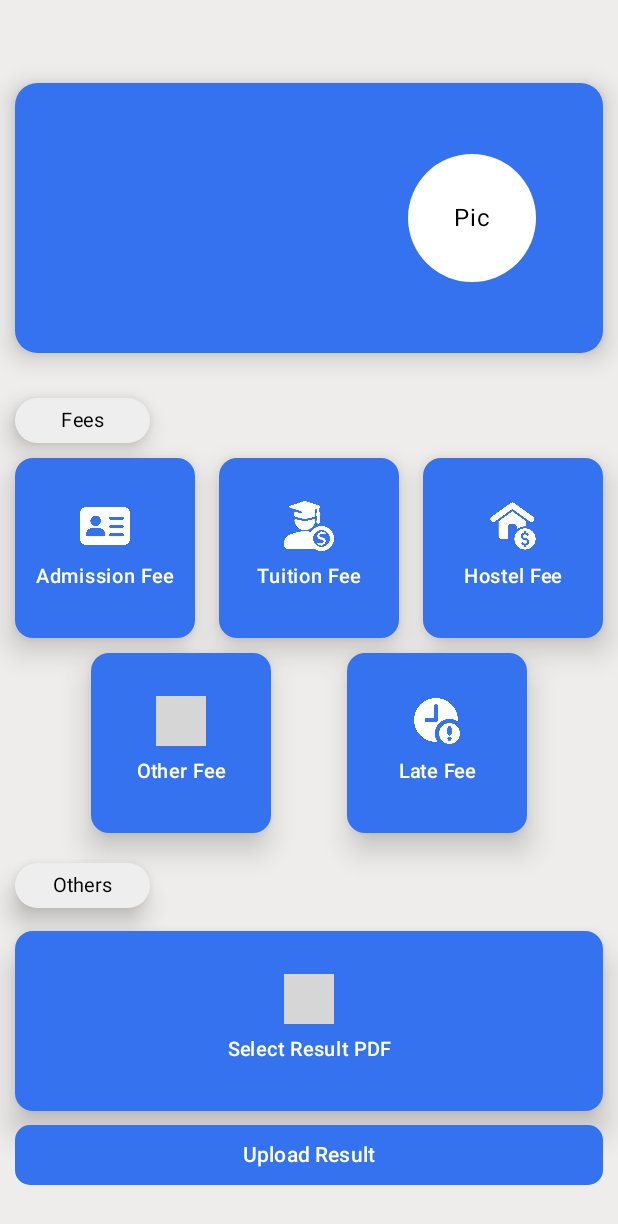
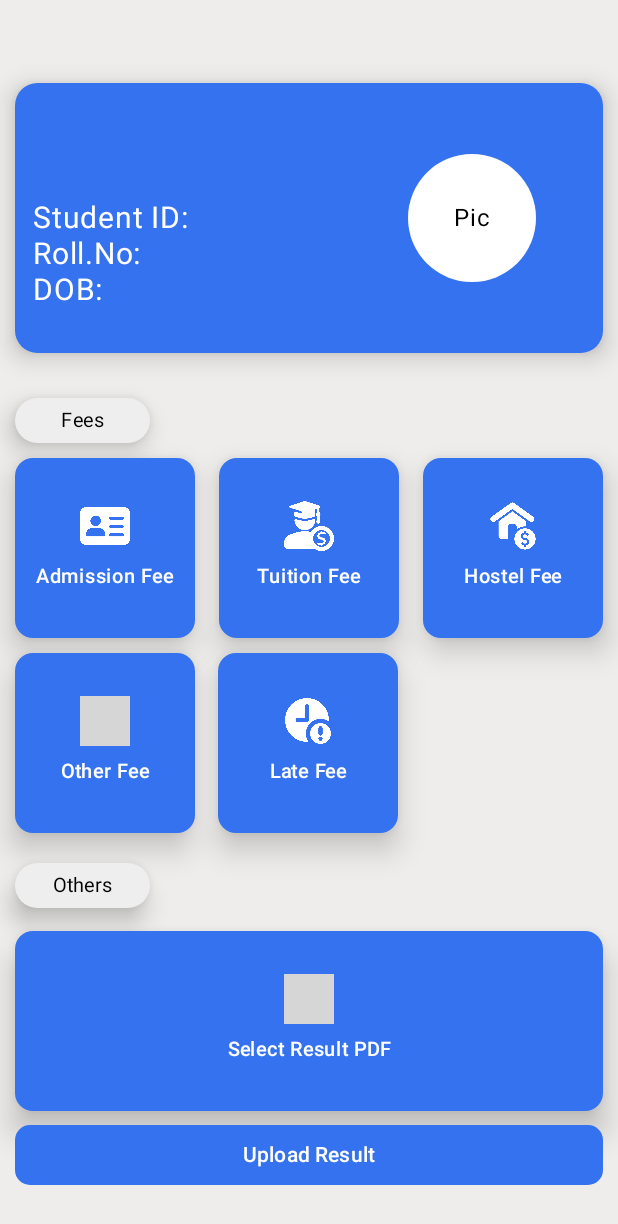
Before and after one commit to mrinmoyxb/AdminApp, an Android app built with Jetpack Compose: the StudentDisplayDetailScreen screen opened through its navigation route, on a phone screen of 412 x 824 dp. Shown: the top 1224 px of the screen. Run offline under Robolectric (Android 15) with nearby library versions, the phone set to English and light mode, and no system bars; our stand-ins replace Firebase (no records; nobody signed in at launch, a user with empty details on screens opened directly); grey boxes are pictures that could not be loaded.

Commit message:
payment model

```diff
--- a/app/src/main/java/com/alsalam/alsalamadminapp/View/AddStudentScreen/GradeWiseDisplayScreen.kt
+++ b/app/src/main/java/com/alsalam/alsalamadminapp/View/AddStudentScreen/GradeWiseDisplayScreen.kt
@@ -50,6 +50,7 @@ fun GradeWiseDisplayScreen(viewModel: AddStudentViewModel, navController: NavHos
                     Spacer(modifier = Modifier.height(85.dp))
                     students.forEach { student ->
                         StudentDisplayCard(name = student.studentName,
+                            studentId = student.studentId,
                             roll = student.rollNo,
                             dob = student.dateOfBirth,
                             onClick = {
@@ -60,7 +61,7 @@ fun GradeWiseDisplayScreen(viewModel: AddStudentViewModel, navController: NavHos
                                 paymentViewModel.currentActiveRollNo.value = student.rollNo
                                 paymentViewModel.currentActiveDob.value = student.dateOfBirth
                                 paymentViewModel.gradeSelected.value = gradeSelected
-                                paymentViewModel.studentId.value = student.studentId
+                                paymentViewModel.currentStudentId.value = student.studentId
 
                                 // admission
                                 admissionVViewModel.gradeSelected.value = gradeSelected
--- a/app/src/main/java/com/alsalam/alsalamadminapp/View/AddStudentScreen/StudentDisplayDetailScreen.kt
+++ b/app/src/main/java/com/alsalam/alsalamadminapp/View/AddStudentScreen/StudentDisplayDetailScreen.kt
@@ -78,25 +78,13 @@ fun StudentDisplayDetailScreen(paymentViewModel: PaymentViewModel, navHostContro
                         .padding(12.dp)
                 ) {
                     Column(modifier = Modifier.width(250.dp)) {
-                        Spacer(modifier = Modifier.height(50.dp))
-                        Text(
-                            paymentViewModel.currentActiveName.value,
-                            color = Color.White,
-                            fontWeight = FontWeight.Bold,
-                            fontSize = 25.sp
-                        )
-                        Text(
-                            paymentViewModel.currentActiveRollNo.value,
-                            color = Color.White,
-                            fontWeight = FontWeight.Normal,
-                            fontSize = 20.sp
-                        )
-                        Text(
-                            paymentViewModel.currentActiveDob.value,
-                            color = Color.White,
-                            fontWeight = FontWeight.Normal,
-                            fontSize = 20.sp
-                        )
+                        Spacer(modifier = Modifier.height(30.dp))
+                        Text(paymentViewModel.currentActiveName.value, color = Color.White, fontWeight = FontWeight.Bold, fontSize = 25.sp)
+
+                        Spacer(modifier = Modifier.height(12.dp))
+                        Text("Student ID: ${paymentViewModel.currentStudentId.value}", color = Color.White, fontWeight = FontWeight.Normal, fontSize = 20.sp)
+                        Text("Roll.No: ${paymentViewModel.currentActiveRollNo.value}", color = Color.White, fontWeight = FontWeight.Normal, fontSize = 20.sp)
+                        Text("DOB: ${paymentViewModel.currentActiveDob.value}", color = Color.White, fontWeight = FontWeight.Normal, fontSize = 20.sp)
                     }
                     Column(
                         modifier = Modifier.fillMaxHeight(),
@@ -161,7 +149,7 @@ fun StudentDisplayDetailScreen(paymentViewModel: PaymentViewModel, navHostContro
             Spacer(modifier = Modifier.height(10.dp))
 
 
-            Row(modifier = Modifier.fillMaxWidth(), horizontalArrangement = Arrangement.SpaceEvenly) {
+            Row(modifier = Modifier.fillMaxWidth()) {
                 // Other Fee
                 CustomCard(
                     image = painterResource(id = R.drawable.other),
@@ -171,8 +159,9 @@ fun StudentDisplayDetailScreen(paymentViewModel: PaymentViewModel, navHostContro
                     imageHeight = 33,
                     imageWidth = 33,
                     textHeight = 13,
-                    onClick = { navHostController.navigate("admissionFeeScreen") })
+                    onClick = { navHostController.navigate("addOtherFees") })
 
+                Spacer(modifier = Modifier.width(15.dp))
                 // Late Fee
                 CustomCard(
                     image = painterResource(id = R.drawable.late),
@@ -182,7 +171,7 @@ fun StudentDisplayDetailScreen(paymentViewModel: PaymentViewModel, navHostContro
                     imageHeight = 33,
                     imageWidth = 33,
                     textHeight = 13,
-                    onClick = { navHostController.navigate("addTuitionFees") })
+                    onClick = { navHostController.navigate("addLateFees") })
 
             }
             Spacer(modifier = Modifier.height(20.dp))
--- a/app/src/main/java/com/alsalam/alsalamadminapp/View/FeeScreen/AddLateFeeScreen.kt
+++ b/app/src/main/java/com/alsalam/alsalamadminapp/View/FeeScreen/AddLateFeeScreen.kt
@@ -81,7 +81,7 @@ fun AddLateFeeScreen(paymentViewModel: PaymentViewModel, dailyCollectionViewMode
                     if (amount == "") {
                         Toast.makeText(context, "Please fill up the details", Toast.LENGTH_SHORT).show()
                     } else {
-                        paymentViewModel.addHostelFees()
+                        paymentViewModel.addLateFees()
                         dailyCollectionViewModel.amount.value = amount.toDouble()
                         dailyCollectionViewModel.paymentTypes.value = PaymentTypes.LateFees
                         dailyCollectionViewModel.storePayment()
--- a/app/src/main/java/com/alsalam/alsalamadminapp/View/FeeScreen/HostelFeeScreen/HostelFeeScreen.kt
+++ b/app/src/main/java/com/alsalam/alsalamadminapp/View/FeeScreen/HostelFeeScreen/HostelFeeScreen.kt
@@ -80,9 +80,9 @@ fun HostelFeeScreen(navController: NavHostController) {
 
             // student list
             item {
-                StudentDisplayCard(name = "Student1", roll = "1", dob = "20/10/2002", onClick = {})
-                StudentDisplayCard(name = "Student1", roll = "1", dob = "20/10/2002", onClick = {})
-                StudentDisplayCard(name = "Student1", roll = "1", dob = "20/10/2002", onClick = {})
+//                StudentDisplayCard(name = "Student1", roll = "1", dob = "20/10/2002", onClick = {})
+//                StudentDisplayCard(name = "Student1", roll = "1", dob = "20/10/2002", onClick = {})
+//                StudentDisplayCard(name = "Student1", roll = "1", dob = "20/10/2002", onClick = {})
             }
         }
     }
--- a/app/src/main/java/com/alsalam/alsalamadminapp/ViewModel/PaymentViewModel.kt
+++ b/app/src/main/java/com/alsalam/alsalamadminapp/ViewModel/PaymentViewModel.kt
@@ -40,8 +40,8 @@ class PaymentViewModel: ViewModel() {
 
             FirebaseDatabaseManager.firestoreRef
                 .collection("Payments")
-                .document(gradeSelected.value)
-                .collection(currentStudentId.value)
+                .document("${gradeSelected.value}")
+                .collection("${currentStudentId.value}")
                 .add(hostelFeeOfStudent)
                 .addOnSuccessListener {
                     currentPaymentAmount.value = ""
```
Also changed, not shown: app/src/main/java/com/alsalam/alsalamadminapp/View/Components/Components.kt (+9 -5 lines).
